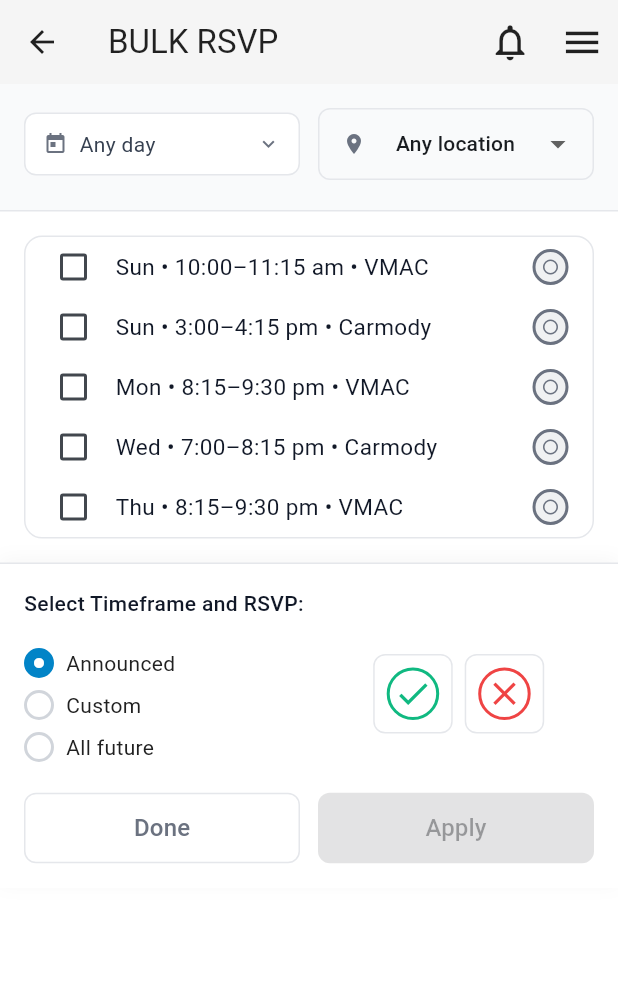
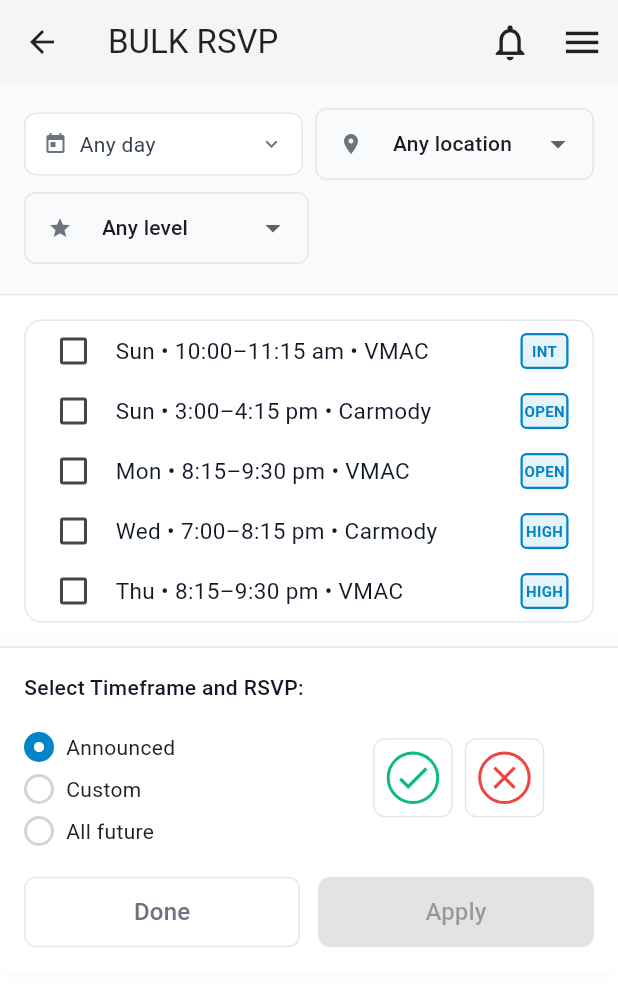
Before and after one commit to AtlantisSports/UWHPortal-Clubs, a Flutter app: the ClubDetailScreen screen opened directly with empty values, after a tap on "Bulk RSVP", on a phone screen of 412 x 824 dp. Shown: the top 986 px of the screen. Run offline on Flutter 3.47's test engine with Material 3 defaults, Android fonts, the phone set to English and light mode, and no system bars; our stand-ins replace get_it; network calls fail; project files that could hold a hidden picture were left out.

Commit message:
Add Level filter and replace icons with blue level tags in bulk RSVP
Major enhancements to bulk RSVP interface:

Features Added:
- Level filter dropdown alongside existing Location filter
- Smart filter visibility: only show when club has multiple options
- Responsive layout with 2-row arrangement when all 3 filters are present
- Level tags extracted from practice.tag property with null safety

UI Improvements:
- Replace circular RSVP status icons with level tag badges
- Blue rectangular badges showing practice level (max 4 characters)
- Smart level abbreviations: High-Level → HIGH, Intermediate → INT, etc.
- Consistent blue color scheme (#0284C7) matching app theme

Technical Changes:
- Added _selectedLevel state and _availableLevels list
- Created _updateAvailableLevels() method with null filtering
- Implemented _buildLevelFilter() dropdown component
- Added _buildDynamicFilterRow() for responsive filter layout
- Created _truncateLevel() helper for 4-character level codes
- Updated _getFilteredPractices() to include level filtering
- Removed unused currentRSVPStatus variable

Filter Logic:
- Location filter: Shows only if 2+ locations available
- Level filter: Shows only if 2+ levels available
- Day filter: Always visible for maximum utility
- All filters work independently or in combination

```diff
--- a/lib/base/widgets/bulk_rsvp_manager.dart
+++ b/lib/base/widgets/bulk_rsvp_manager.dart
@@ -28,6 +28,7 @@ class _BulkRSVPManagerState extends State<BulkRSVPManager> {
   // Filter state
   Set<int> _selectedDaysOfWeek = <int>{};
   String? _selectedLocation;
+  String? _selectedLevel;
 
   // Selection state
   final Set<String> _selectedPracticeIds = <String>{};
@@ -49,6 +50,7 @@ class _BulkRSVPManagerState extends State<BulkRSVPManager> {
 
   // Available options (populated from data)
   List<String> _availableLocations = [];
+  List<String> _availableLevels = [];
 
   @override
   void initState() {
@@ -58,8 +60,9 @@ class _BulkRSVPManagerState extends State<BulkRSVPManager> {
   }
 
   void _initializeFilters() {
-    // Initialize available locations from club practices
+    // Initialize available locations and levels from club practices
     _updateAvailableLocations();
+    _updateAvailableLevels();
   }
 
   void _initializeRSVPProvider() {
@@ -78,6 +81,21 @@ class _BulkRSVPManagerState extends State<BulkRSVPManager> {
 
     setState(() {
       _availableLocations = locations;
+    });
+  }
+
+  void _updateAvailableLevels() {
+    final clubPractices = _getClubPractices();
+    final levels = clubPractices
+        .map((p) => p.tag)
+        .where((tag) => tag != null)
+        .cast<String>()
+        .toSet()
+        .toList();
+    levels.sort();
+
+    setState(() {
+      _availableLevels = levels;
     });
   }
 
@@ -159,6 +177,11 @@ class _BulkRSVPManagerState extends State<BulkRSVPManager> {
     // Apply location filter
     if (_selectedLocation != null && _selectedLocation!.isNotEmpty) {
       practices = practices.where((p) => p.location == _selectedLocation).toList();
+    }
+
+    // Apply level filter
+    if (_selectedLevel != null && _selectedLevel!.isNotEmpty) {
+      practices = practices.where((p) => p.tag == _selectedLevel).toList();
     }
 
     return practices;
@@ -239,18 +262,8 @@ class _BulkRSVPManagerState extends State<BulkRSVPManager> {
       child: Column(
         crossAxisAlignment: CrossAxisAlignment.start,
         children: [
-          // Day of Week & Location Row
-          Row(
-            children: [
-              Expanded(
-                child: _buildDayOfWeekFilter(),
-              ),
-              const SizedBox(width: 12),
-              Expanded(
-                child: _buildLocationFilter(),
-              ),
-            ],
-          ),
+          // Dynamic filter row based on available options
+          _buildDynamicFilterRow(),
 
           const SizedBox(height: 4),
         ],
@@ -308,6 +321,49 @@ class _BulkRSVPManagerState extends State<BulkRSVPManager> {
       case DateTime.sunday: return 'Sunday';
       default: return 'Unknown';
     }
+  }
+
+  Widget _buildDynamicFilterRow() {
+    List<Widget> filters = [];
+
+    // Always show day of week filter (it's always useful)
+    filters.add(Expanded(child: _buildDayOfWeekFilter()));
+
+    // Show location filter only if there are multiple locations
+    if (_availableLocations.length > 1) {
+      filters.add(const SizedBox(width: 6));
+      filters.add(Expanded(child: _buildLocationFilter()));
+    }
+
+    // Show level filter only if there are multiple levels
+    if (_availableLevels.length > 1) {
+      filters.add(const SizedBox(width: 6));
+      filters.add(Expanded(child: _buildLevelFilter()));
+    }
+
+    // If we have 3 filters, use a column layout to prevent overflow
+    if (filters.length >= 5) { // 3 filters + 2 spacers = 5 widgets
+      return Column(
+        children: [
+          Row(
+            children: [
+              Expanded(child: _buildDayOfWeekFilter()),
+              const SizedBox(width: 8),
+              Expanded(child: _buildLocationFilter()),
+            ],
+          ),
+          const SizedBox(height: 8),
+          Row(
+            children: [
+              Expanded(child: _buildLevelFilter()),
+              const Spacer(), // Empty space to balance layout
+            ],
+          ),
+        ],
+      );
+    }
+
+    return Row(children: filters);
   }
 
   Widget _buildLocationFilter() {
@@ -350,6 +406,46 @@ class _BulkRSVPManagerState extends State<BulkRSVPManager> {
     );
   }
 
+  Widget _buildLevelFilter() {
+    return DropdownButtonFormField<String>(
+      initialValue: _selectedLevel,
+      decoration: InputDecoration(
+        prefixIcon: const Icon(Icons.star, size: 16, color: Color(0xFF6B7280)),
+        hintText: 'Any level',
+        hintStyle: const TextStyle(fontSize: 14, color: Color(0xFF9CA3AF)),
+        border: OutlineInputBorder(
+          borderRadius: BorderRadius.circular(8),
+          borderSide: const BorderSide(color: Color(0xFFE5E7EB)),
+        ),
+        enabledBorder: OutlineInputBorder(
+          borderRadius: BorderRadius.circular(8),
+          borderSide: const BorderSide(color: Color(0xFFE5E7EB)),
+        ),
+        focusedBorder: OutlineInputBorder(
+          borderRadius: BorderRadius.circular(8),
+          borderSide: const BorderSide(color: Color(0xFF0284C7)),
+        ),
+        contentPadding: const EdgeInsets.symmetric(horizontal: 12, vertical: 10),
+        isDense: true,
+      ),
+      items: [
+        const DropdownMenuItem<String>(
+          value: null,
+          child: Text('Any level', style: TextStyle(fontSize: 14)),
+        ),
+        ..._availableLevels.map((level) => DropdownMenuItem<String>(
+          value: level,
+          child: Text(level, style: const TextStyle(fontSize: 14)),
+        )),
+      ],
+      onChanged: (value) {
+        setState(() {
+          _selectedLevel = value;
+        });
+      },
+    );
+  }
+
   Widget _buildPracticeList(List<Practice> filteredPractices) {
     if (filteredPractices.isEmpty) {
       return const Center(
@@ -404,7 +500,6 @@ class _BulkRSVPManagerState extends State<BulkRSVPManager> {
               // Practice list
               ...filteredPractices.map((practice) {
             final isSelected = _selectedPracticeIds.contains(practice.id);
-            final currentRSVPStatus = rsvpProvider.getRSVPStatus(practice.id);
 
             return InkWell(
               onTap: () {
@@ -446,22 +541,27 @@ class _BulkRSVPManagerState extends State<BulkRSVPManager> {
                       ),
                     ),
                     const SizedBox(width: 8),
-                    // Current RSVP Status indicator
+                    // Level tag indicator
                     Container(
-                      width: 24,
+                      width: 32,
                       height: 24,
                       decoration: BoxDecoration(
-                        shape: BoxShape.circle,
-                        color: currentRSVPStatus.color.withValues(alpha: 0.1),
+                        borderRadius: BorderRadius.circular(4),
+                        color: const Color(0xFF0284C7).withValues(alpha: 0.1),
                         border: Border.all(
-                          color: currentRSVPStatus.color,
-                          width: 2,
+                          color: const Color(0xFF0284C7),
+                          width: 1.5,
                         ),
                       ),
-                      child: Icon(
-                        _getOverlayIcon(currentRSVPStatus),
-                        size: 12,
-                        color: currentRSVPStatus.color,
+                      child: Center(
+                        child: Text(
+                          _truncateLevel(practice.tag ?? ''),
+                          style: const TextStyle(
+                            fontSize: 10,
+                            fontWeight: FontWeight.w600,
+                            color: Color(0xFF0284C7),
+                          ),
+                        ),
                       ),
                     ),
                   ],
@@ -966,7 +1066,8 @@ class _BulkRSVPManagerState extends State<BulkRSVPManager> {
            _selectedRSVPChoice != null ||
            _selectedTimeframe != 'only_announced' ||
            _selectedDaysOfWeek.isNotEmpty ||
-           _selectedLocation != null;
+           _selectedLocation != null ||
+           _selectedLevel != null;
   }
 
   void _applyBulkRSVP() async {
@@ -1106,6 +1207,28 @@ class _BulkRSVPManagerState extends State<BulkRSVPManager> {
       return '$displayHour:$minuteStr–$endDisplayHour:$endMinuteStr $endPeriod';
     } else {
       return '$displayHour:$minuteStr $period–$endDisplayHour:$endMinuteStr $endPeriod';
+    }
+  }
+
+  String _truncateLevel(String level) {
+    if (level.isEmpty) return '';
+
+    // Special mappings for common levels to fit in 4 characters
+    switch (level.toLowerCase()) {
+      case 'high-level':
+      case 'high level':
+        return 'HIGH';
+      case 'intermediate':
+        return 'INT';
+      case 'beginner':
+        return 'BEG';
+      case 'advanced':
+        return 'ADV';
+      case 'open':
+        return 'OPEN';
+      default:
+        // Truncate to 4 characters and uppercase
+        return level.toUpperCase().substring(0, level.length > 4 ? 4 : level.length);
     }
   }
 
```
